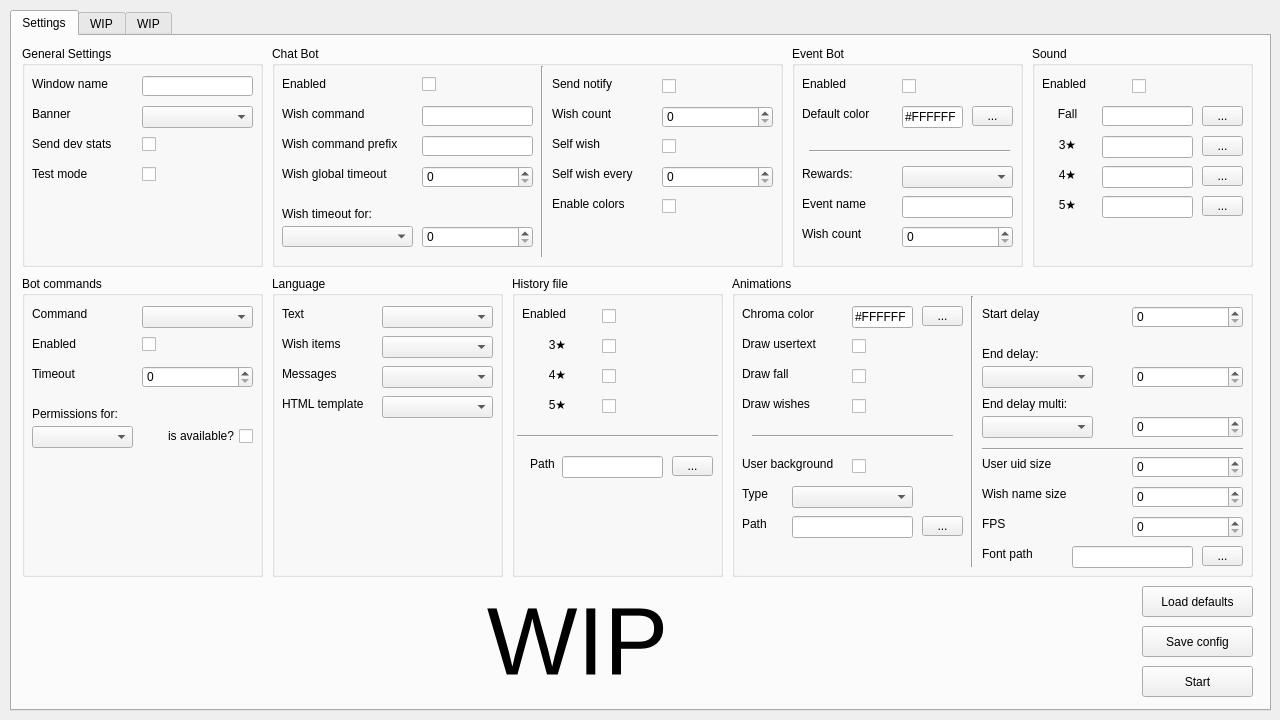
Qt form ui/settings.ui (dzmuh97/genshin-twitch-wish) before a commit.
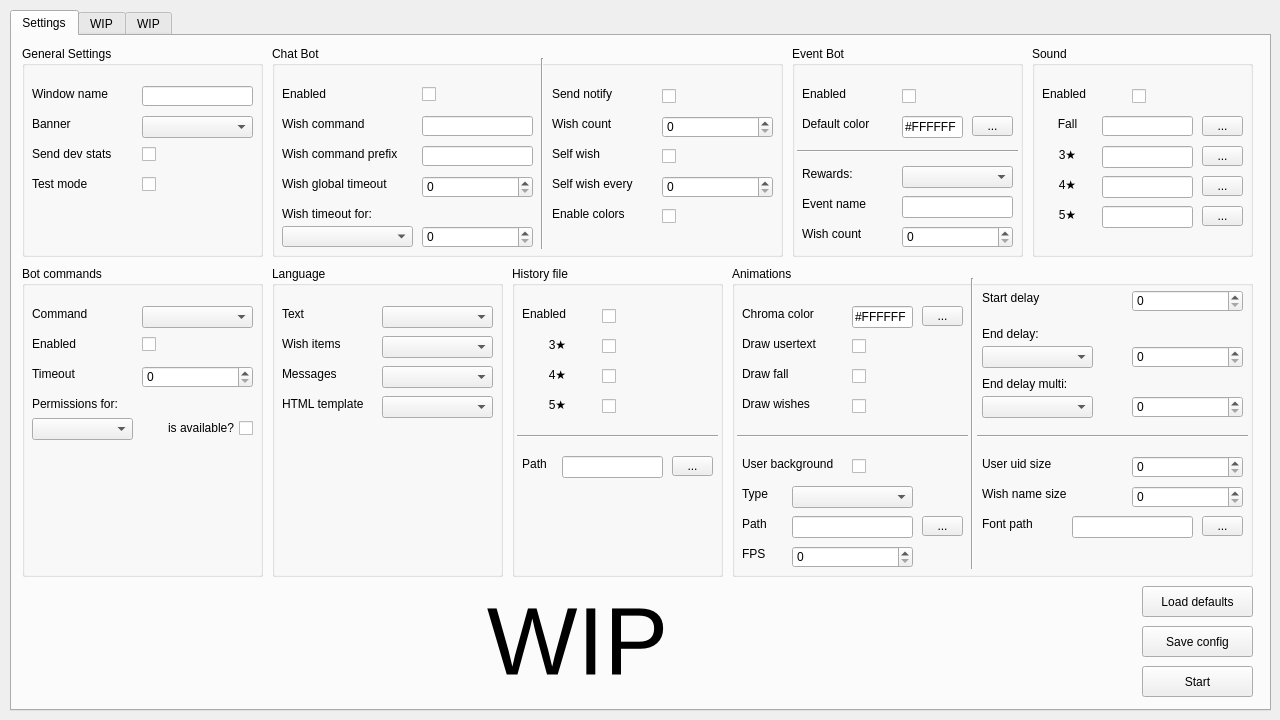
The same form after that commit.

The edit to the form file:
```diff
--- a/ui/settings.ui
+++ b/ui/settings.ui
@@ -50,7 +50,7 @@
        <x>10</x>
        <y>10</y>
        <width>241</width>
-       <height>221</height>
+       <height>211</height>
       </rect>
      </property>
      <property name="title">
@@ -60,7 +60,7 @@
       <property name="geometry">
        <rect>
         <x>10</x>
-        <y>30</y>
+        <y>40</y>
         <width>101</width>
         <height>16</height>
        </rect>
@@ -73,7 +73,7 @@
       <property name="geometry">
        <rect>
         <x>120</x>
-        <y>30</y>
+        <y>40</y>
         <width>111</width>
         <height>20</height>
        </rect>
@@ -89,7 +89,7 @@
       <property name="geometry">
        <rect>
         <x>10</x>
-        <y>60</y>
+        <y>70</y>
         <width>101</width>
         <height>16</height>
        </rect>
@@ -102,7 +102,7 @@
       <property name="geometry">
        <rect>
         <x>120</x>
-        <y>60</y>
+        <y>70</y>
         <width>111</width>
         <height>22</height>
        </rect>
@@ -112,7 +112,7 @@
       <property name="geometry">
        <rect>
         <x>10</x>
-        <y>90</y>
+        <y>100</y>
         <width>101</width>
         <height>16</height>
        </rect>
@@ -125,7 +125,7 @@
       <property name="geometry">
        <rect>
         <x>120</x>
-        <y>90</y>
+        <y>100</y>
         <width>111</width>
         <height>17</height>
        </rect>
@@ -141,7 +141,7 @@
       <property name="geometry">
        <rect>
         <x>10</x>
-        <y>120</y>
+        <y>130</y>
         <width>101</width>
         <height>16</height>
        </rect>
@@ -154,7 +154,7 @@
       <property name="geometry">
        <rect>
         <x>120</x>
-        <y>120</y>
+        <y>130</y>
         <width>111</width>
         <height>17</height>
        </rect>
@@ -170,7 +170,7 @@
        <x>260</x>
        <y>10</y>
        <width>511</width>
-       <height>221</height>
+       <height>211</height>
       </rect>
      </property>
      <property name="title">
@@ -180,7 +180,7 @@
       <property name="geometry">
        <rect>
         <x>10</x>
-        <y>30</y>
+        <y>40</y>
         <width>131</width>
         <height>16</height>
        </rect>
@@ -193,7 +193,7 @@
       <property name="geometry">
        <rect>
         <x>10</x>
-        <y>60</y>
+        <y>70</y>
         <width>131</width>
         <height>16</height>
        </rect>
@@ -206,7 +206,7 @@
       <property name="geometry">
        <rect>
         <x>10</x>
-        <y>90</y>
+        <y>100</y>
         <width>131</width>
         <height>16</height>
        </rect>
@@ -219,7 +219,7 @@
       <property name="geometry">
        <rect>
         <x>10</x>
-        <y>120</y>
+        <y>130</y>
         <width>131</width>
         <height>16</height>
        </rect>
@@ -245,7 +245,7 @@
       <property name="geometry">
        <rect>
         <x>150</x>
-        <y>30</y>
+        <y>40</y>
         <width>111</width>
         <height>17</height>
        </rect>
@@ -261,7 +261,7 @@
       <property name="geometry">
        <rect>
         <x>150</x>
-        <y>60</y>
+        <y>70</y>
         <width>111</width>
         <height>20</height>
        </rect>
@@ -274,7 +274,7 @@
       <property name="geometry">
        <rect>
         <x>150</x>
-        <y>90</y>
+        <y>100</y>
         <width>111</width>
         <height>20</height>
        </rect>
@@ -297,7 +297,7 @@
       <property name="geometry">
        <rect>
         <x>260</x>
-        <y>20</y>
+        <y>12</y>
         <width>20</width>
         <height>191</height>
        </rect>
@@ -310,7 +310,7 @@
       <property name="geometry">
        <rect>
         <x>280</x>
-        <y>30</y>
+        <y>40</y>
         <width>101</width>
         <height>16</height>
        </rect>
@@ -323,7 +323,7 @@
       <property name="geometry">
        <rect>
         <x>390</x>
-        <y>30</y>
+        <y>40</y>
         <width>111</width>
         <height>20</height>
        </rect>
@@ -336,7 +336,7 @@
       <property name="geometry">
        <rect>
         <x>280</x>
-        <y>60</y>
+        <y>70</y>
         <width>101</width>
         <height>16</height>
        </rect>
@@ -349,7 +349,7 @@
       <property name="geometry">
        <rect>
         <x>280</x>
-        <y>90</y>
+        <y>100</y>
         <width>101</width>
         <height>16</height>
        </rect>
@@ -362,7 +362,7 @@
       <property name="geometry">
        <rect>
         <x>390</x>
-        <y>90</y>
+        <y>100</y>
         <width>111</width>
         <height>20</height>
        </rect>
@@ -375,7 +375,7 @@
       <property name="geometry">
        <rect>
         <x>280</x>
-        <y>120</y>
+        <y>130</y>
         <width>101</width>
         <height>16</height>
        </rect>
@@ -388,7 +388,7 @@
       <property name="geometry">
        <rect>
         <x>280</x>
-        <y>150</y>
+        <y>160</y>
         <width>101</width>
         <height>16</height>
        </rect>
@@ -401,7 +401,7 @@
       <property name="geometry">
        <rect>
         <x>390</x>
-        <y>150</y>
+        <y>160</y>
         <width>111</width>
         <height>20</height>
        </rect>
@@ -417,7 +417,7 @@
       <property name="geometry">
        <rect>
         <x>390</x>
-        <y>120</y>
+        <y>130</y>
         <width>111</width>
         <height>22</height>
        </rect>
@@ -430,7 +430,7 @@
       <property name="geometry">
        <rect>
         <x>150</x>
-        <y>120</y>
+        <y>130</y>
         <width>111</width>
         <height>22</height>
        </rect>
@@ -456,7 +456,7 @@
       <property name="geometry">
        <rect>
         <x>390</x>
-        <y>60</y>
+        <y>70</y>
         <width>111</width>
         <height>22</height>
        </rect>
@@ -472,7 +472,7 @@
        <x>780</x>
        <y>10</y>
        <width>231</width>
-       <height>221</height>
+       <height>211</height>
       </rect>
      </property>
      <property name="title">
@@ -482,7 +482,7 @@
       <property name="geometry">
        <rect>
         <x>10</x>
-        <y>30</y>
+        <y>40</y>
         <width>81</width>
         <height>16</height>
        </rect>
@@ -495,7 +495,7 @@
       <property name="geometry">
        <rect>
         <x>110</x>
-        <y>30</y>
+        <y>40</y>
         <width>111</width>
         <height>20</height>
        </rect>
@@ -511,7 +511,7 @@
       <property name="geometry">
        <rect>
         <x>10</x>
-        <y>60</y>
+        <y>70</y>
         <width>81</width>
         <height>16</height>
        </rect>
@@ -524,7 +524,7 @@
       <property name="geometry">
        <rect>
         <x>110</x>
-        <y>60</y>
+        <y>70</y>
         <width>61</width>
         <height>22</height>
        </rect>
@@ -611,9 +611,9 @@
      <widget class="Line" name="line_4">
       <property name="geometry">
        <rect>
-        <x>17</x>
+        <x>5</x>
         <y>95</y>
-        <width>201</width>
+        <width>221</width>
         <height>20</height>
        </rect>
       </property>
@@ -625,7 +625,7 @@
       <property name="geometry">
        <rect>
         <x>180</x>
-        <y>60</y>
+        <y>70</y>
         <width>41</width>
         <height>20</height>
        </rect>
@@ -639,9 +639,9 @@
      <property name="geometry">
       <rect>
        <x>720</x>
-       <y>240</y>
+       <y>230</y>
        <width>521</width>
-       <height>301</height>
+       <height>311</height>
       </rect>
      </property>
      <property name="title">
@@ -651,7 +651,7 @@
       <property name="geometry">
        <rect>
         <x>10</x>
-        <y>30</y>
+        <y>40</y>
         <width>101</width>
         <height>16</height>
        </rect>
@@ -664,7 +664,7 @@
       <property name="geometry">
        <rect>
         <x>10</x>
-        <y>60</y>
+        <y>70</y>
         <width>101</width>
         <height>16</height>
        </rect>
@@ -677,7 +677,7 @@
       <property name="geometry">
        <rect>
         <x>10</x>
-        <y>90</y>
+        <y>100</y>
         <width>101</width>
         <height>16</height>
        </rect>
@@ -690,7 +690,7 @@
       <property name="geometry">
        <rect>
         <x>10</x>
-        <y>120</y>
+        <y>130</y>
         <width>101</width>
         <height>16</height>
        </rect>
@@ -703,7 +703,7 @@
       <property name="geometry">
        <rect>
         <x>120</x>
-        <y>60</y>
+        <y>70</y>
         <width>81</width>
         <height>20</height>
        </rect>
@@ -719,7 +719,7 @@
       <property name="geometry">
        <rect>
         <x>120</x>
-        <y>90</y>
+        <y>100</y>
         <width>81</width>
         <height>20</height>
        </rect>
@@ -735,7 +735,7 @@
       <property name="geometry">
        <rect>
         <x>120</x>
-        <y>120</y>
+        <y>130</y>
         <width>81</width>
         <height>20</height>
        </rect>
@@ -751,9 +751,9 @@
       <property name="geometry">
        <rect>
         <x>230</x>
-        <y>20</y>
+        <y>12</y>
         <width>20</width>
-        <height>271</height>
+        <height>291</height>
        </rect>
       </property>
       <property name="orientation">
@@ -764,7 +764,7 @@
       <property name="geometry">
        <rect>
         <x>250</x>
-        <y>30</y>
+        <y>24</y>
         <width>141</width>
         <height>16</height>
        </rect>
@@ -777,7 +777,7 @@
       <property name="geometry">
        <rect>
         <x>250</x>
-        <y>70</y>
+        <y>60</y>
         <width>261</width>
         <height>16</height>
        </rect>
@@ -790,7 +790,7 @@
       <property name="geometry">
        <rect>
         <x>400</x>
-        <y>30</y>
+        <y>24</y>
         <width>111</width>
         <height>22</height>
        </rect>
@@ -803,7 +803,7 @@
       <property name="geometry">
        <rect>
         <x>250</x>
-        <y>90</y>
+        <y>80</y>
         <width>111</width>
         <height>22</height>
        </rect>
@@ -813,7 +813,7 @@
       <property name="geometry">
        <rect>
         <x>400</x>
-        <y>90</y>
+        <y>80</y>
         <width>111</width>
         <height>22</height>
        </rect>
@@ -826,7 +826,7 @@
       <property name="geometry">
        <rect>
         <x>250</x>
-        <y>120</y>
+        <y>110</y>
         <width>261</width>
         <height>16</height>
        </rect>
@@ -839,7 +839,7 @@
       <property name="geometry">
        <rect>
         <x>250</x>
-        <y>140</y>
+        <y>130</y>
         <width>111</width>
         <height>22</height>
        </rect>
@@ -849,7 +849,7 @@
       <property name="geometry">
        <rect>
         <x>400</x>
-        <y>140</y>
+        <y>130</y>
         <width>111</width>
         <height>22</height>
        </rect>
@@ -862,7 +862,7 @@
       <property name="geometry">
        <rect>
         <x>10</x>
-        <y>180</y>
+        <y>190</y>
         <width>101</width>
         <height>16</height>
        </rect>
@@ -875,7 +875,7 @@
       <property name="geometry">
        <rect>
         <x>120</x>
-        <y>180</y>
+        <y>190</y>
         <width>81</width>
         <height>20</height>
        </rect>
@@ -888,8 +888,8 @@
       <property name="geometry">
        <rect>
         <x>10</x>
-        <y>210</y>
-        <width>55</width>
+        <y>220</y>
+        <width>41</width>
         <height>16</height>
        </rect>
       </property>
@@ -901,7 +901,7 @@
       <property name="geometry">
        <rect>
         <x>60</x>
-        <y>210</y>
+        <y>220</y>
         <width>121</width>
         <height>22</height>
        </rect>
@@ -910,10 +910,10 @@
      <widget class="Line" name="line_3">
       <property name="geometry">
        <rect>
-        <x>250</x>
-        <y>165</y>
-        <width>261</width>
-        <height>16</height>
+        <x>245</x>
+        <y>160</y>
+        <width>271</width>
+        <height>20</height>
        </rect>
       </property>
       <property name="orientation">
@@ -924,7 +924,7 @@
       <property name="geometry">
        <rect>
         <x>250</x>
-        <y>180</y>
+        <y>190</y>
         <width>141</width>
         <height>16</height>
        </rect>
@@ -937,7 +937,7 @@
       <property name="geometry">
        <rect>
         <x>250</x>
-        <y>210</y>
+        <y>220</y>
         <width>141</width>
         <height>16</height>
        </rect>
@@ -949,9 +949,9 @@
      <widget class="QLabel" name="text_fps">
       <property name="geometry">
        <rect>
-        <x>250</x>
-        <y>240</y>
-        <width>141</width>
+        <x>10</x>
+        <y>280</y>
+        <width>41</width>
         <height>16</height>
        </rect>
       </property>
@@ -963,7 +963,7 @@
       <property name="geometry">
        <rect>
         <x>400</x>
-        <y>180</y>
+        <y>190</y>
         <width>111</width>
         <height>22</height>
        </rect>
@@ -976,7 +976,7 @@
       <property name="geometry">
        <rect>
         <x>400</x>
-        <y>210</y>
+        <y>220</y>
         <width>111</width>
         <height>22</height>
        </rect>
@@ -988,9 +988,9 @@
      <widget class="QSpinBox" name="spin_fps">
       <property name="geometry">
        <rect>
-        <x>400</x>
-        <y>240</y>
-        <width>111</width>
+        <x>60</x>
+        <y>280</y>
+        <width>121</width>
         <height>22</height>
        </rect>
       </property>
@@ -1004,9 +1004,9 @@
      <widget class="Line" name="line_6">
       <property name="geometry">
        <rect>
-        <x>20</x>
-        <y>150</y>
-        <width>201</width>
+        <x>5</x>
+        <y>160</y>
+        <width>231</width>
         <height>20</height>
        </rect>
       </property>
@@ -1018,7 +1018,7 @@
       <property name="geometry">
        <rect>
         <x>60</x>
-        <y>240</y>
+        <y>250</y>
         <width>121</width>
         <height>22</height>
        </rect>
@@ -1028,7 +1028,7 @@
       <property name="geometry">
        <rect>
         <x>190</x>
-        <y>240</y>
+        <y>250</y>
         <width>41</width>
         <height>20</height>
        </rect>
@@ -1041,7 +1041,7 @@
       <property name="geometry">
        <rect>
         <x>10</x>
-        <y>240</y>
+        <y>250</y>
         <width>41</width>
         <height>16</height>
        </rect>
@@ -1057,7 +1057,7 @@
       <property name="geometry">
        <rect>
         <x>470</x>
-        <y>270</y>
+        <y>250</y>
         <width>41</width>
         <height>20</height>
        </rect>
@@ -1070,7 +1070,7 @@
       <property name="geometry">
        <rect>
         <x>250</x>
-        <y>270</y>
+        <y>250</y>
         <width>81</width>
         <height>16</height>
        </rect>
@@ -1086,7 +1086,7 @@
       <property name="geometry">
        <rect>
         <x>340</x>
-        <y>270</y>
+        <y>250</y>
         <width>121</width>
         <height>22</height>
        </rect>
@@ -1096,7 +1096,7 @@
       <property name="geometry">
        <rect>
         <x>120</x>
-        <y>30</y>
+        <y>40</y>
         <width>61</width>
         <height>22</height>
        </rect>
@@ -1112,7 +1112,7 @@
       <property name="geometry">
        <rect>
         <x>190</x>
-        <y>30</y>
+        <y>40</y>
         <width>41</width>
         <height>20</height>
        </rect>
@@ -1128,7 +1128,7 @@
        <x>1020</x>
        <y>10</y>
        <width>221</width>
-       <height>221</height>
+       <height>211</height>
       </rect>
      </property>
      <property name="title">
@@ -1138,7 +1138,7 @@
       <property name="geometry">
        <rect>
         <x>10</x>
-        <y>30</y>
+        <y>40</y>
         <width>81</width>
         <height>16</height>
        </rect>
@@ -1151,7 +1151,7 @@
       <property name="geometry">
        <rect>
         <x>100</x>
-        <y>30</y>
+        <y>40</y>
         <width>111</width>
         <height>20</height>
        </rect>
@@ -1167,7 +1167,7 @@
       <property name="geometry">
        <rect>
         <x>10</x>
-        <y>60</y>
+        <y>70</y>
         <width>51</width>
         <height>16</height>
        </rect>
@@ -1183,7 +1183,7 @@
       <property name="geometry">
        <rect>
         <x>10</x>
-        <y>90</y>
+        <y>100</y>
         <width>51</width>
         <height>16</height>
        </rect>
@@ -1199,7 +1199,7 @@
       <property name="geometry">
        <rect>
         <x>10</x>
-        <y>120</y>
+        <y>130</y>
         <width>51</width>
         <height>16</height>
        </rect>
@@ -1215,7 +1215,7 @@
       <property name="geometry">
        <rect>
         <x>10</x>
-        <y>150</y>
+        <y>160</y>
         <width>51</width>
         <height>16</height>
        </rect>
@@ -1231,7 +1231,7 @@
       <property name="geometry">
        <rect>
         <x>70</x>
-        <y>90</y>
+        <y>100</y>
         <width>91</width>
         <height>22</height>
        </rect>
@@ -1241,7 +1241,7 @@
       <property name="geometry">
        <rect>
         <x>70</x>
-        <y>120</y>
+        <y>130</y>
         <width>91</width>
         <height>22</height>
        </rect>
@@ -1251,7 +1251,7 @@
       <property name="geometry">
        <rect>
         <x>70</x>
-        <y>150</y>
+        <y>160</y>
         <width>91</width>
         <height>22</height>
        </rect>
@@ -1261,7 +1261,7 @@
       <property name="geometry">
        <rect>
         <x>70</x>
-        <y>60</y>
+        <y>70</y>
         <width>91</width>
         <height>20</height>
        </rect>
@@ -1271,7 +1271,7 @@
       <property name="geometry">
        <rect>
         <x>170</x>
-        <y>60</y>
+        <y>70</y>
         <width>41</width>
         <height>20</height>
        </rect>
@@ -1284,7 +1284,7 @@
       <property name="geometry">
        <rect>
         <x>170</x>
-        <y>90</y>
+        <y>100</y>
         <width>41</width>
         <height>20</height>
        </rect>
@@ -1297,7 +1297,7 @@
       <property name="geometry">
        <rect>
         <x>170</x>
-        <y>120</y>
+        <y>130</y>
         <width>41</width>
         <height>20</height>
        </rect>
@@ -1310,7 +1310,7 @@
       <property name="geometry">
        <rect>
         <x>170</x>
-        <y>150</y>
+        <y>160</y>
         <width>41</width>
         <height>20</height>
        </rect>
@@ -1324,9 +1324,9 @@
      <property name="geometry">
       <rect>
        <x>500</x>
-       <y>240</y>
+       <y>230</y>
        <width>211</width>
-       <height>301</height>
+       <height>311</height>
       </rect>
      </property>
      <property name="title">
@@ -1336,7 +1336,7 @@
       <property name="geometry">
        <rect>
         <x>10</x>
-        <y>30</y>
+        <y>40</y>
         <width>71</width>
         <height>16</height>
        </rect>
@@ -1348,8 +1348,8 @@
      <widget class="QLabel" name="text_history_path">
       <property name="geometry">
        <rect>
-        <x>10</x>
-        <y>180</y>
+        <x>2</x>
+        <y>190</y>
         <width>41</width>
         <height>16</height>
        </rect>
@@ -1365,7 +1365,7 @@
       <property name="geometry">
        <rect>
         <x>50</x>
-        <y>180</y>
+        <y>190</y>
         <width>101</width>
         <height>22</height>
        </rect>
@@ -1375,7 +1375,7 @@
       <property name="geometry">
        <rect>
         <x>90</x>
-        <y>30</y>
+        <y>40</y>
         <width>111</width>
         <height>20</height>
        </rect>
@@ -1388,7 +1388,7 @@
       <property name="geometry">
        <rect>
         <x>10</x>
-        <y>60</y>
+        <y>70</y>
         <width>71</width>
         <height>16</height>
        </rect>
@@ -1404,7 +1404,7 @@
       <property name="geometry">
        <rect>
         <x>10</x>
-        <y>90</y>
+        <y>100</y>
         <width>71</width>
         <height>16</height>
        </rect>
@@ -1420,7 +1420,7 @@
       <property name="geometry">
        <rect>
         <x>10</x>
-        <y>120</y>
+        <y>130</y>
         <width>71</width>
         <height>16</height>
        </rect>
@@ -1436,7 +1436,7 @@
       <property name="geometry">
        <rect>
         <x>90</x>
-        <y>60</y>
+        <y>70</y>
         <width>111</width>
         <height>20</height>
        </rect>
@@ -1449,7 +1449,7 @@
       <property name="geometry">
        <rect>
         <x>90</x>
-        <y>90</y>
+        <y>100</y>
         <width>111</width>
         <height>20</height>
        </rect>
@@ -1462,7 +1462,7 @@
       <property name="geometry">
        <rect>
         <x>90</x>
-        <y>120</y>
+        <y>130</y>
         <width>111</width>
         <height>20</height>
        </rect>
@@ -1475,7 +1475,7 @@
       <property name="geometry">
        <rect>
         <x>160</x>
-        <y>180</y>
+        <y>190</y>
         <width>41</width>
         <height>20</height>
        </rect>
@@ -1488,7 +1488,7 @@
       <property name="geometry">
        <rect>
         <x>5</x>
-        <y>150</y>
+        <y>160</y>
         <width>201</width>
         <height>20</height>
        </rect>
@@ -1502,9 +1502,9 @@
      <property name="geometry">
       <rect>
        <x>260</x>
-       <y>240</y>
+       <y>230</y>
        <width>231</width>
-       <height>301</height>
+       <height>311</height>
       </rect>
      </property>
      <property name="title">
@@ -1514,7 +1514,7 @@
       <property name="geometry">
        <rect>
         <x>10</x>
-        <y>30</y>
+        <y>40</y>
         <width>91</width>
         <height>16</height>
        </rect>
@@ -1527,7 +1527,7 @@
       <property name="geometry">
        <rect>
         <x>10</x>
-        <y>60</y>
+        <y>70</y>
         <width>91</width>
         <height>16</height>
        </rect>
@@ -1540,7 +1540,7 @@
       <property name="geometry">
        <rect>
         <x>10</x>
-        <y>90</y>
+        <y>100</y>
         <width>91</width>
         <height>16</height>
        </rect>
@@ -1553,7 +1553,7 @@
       <property name="geometry">
        <rect>
         <x>10</x>
-        <y>120</y>
+        <y>130</y>
         <width>91</width>
         <height>16</height>
        </rect>
@@ -1566,7 +1566,7 @@
       <property name="geometry">
        <rect>
         <x>110</x>
-        <y>30</y>
+        <y>40</y>
         <width>111</width>
         <height>22</height>
        </rect>
@@ -1576,7 +1576,7 @@
       <property name="geometry">
        <rect>
         <x>110</x>
-        <y>60</y>
+        <y>70</y>
         <width>111</width>
         <height>22</height>
        </rect>
@@ -1586,7 +1586,7 @@
       <property name="geometry">
        <rect>
         <x>110</x>
-        <y>90</y>
+        <y>100</y>
         <width>111</width>
         <height>22</height>
        </rect>
@@ -1596,7 +1596,7 @@
       <property name="geometry">
        <rect>
         <x>110</x>
-        <y>120</y>
+        <y>130</y>
         <width>111</width>
         <height>22</height>
        </rect>
@@ -1607,9 +1607,9 @@
      <property name="geometry">
       <rect>
        <x>10</x>
-       <y>240</y>
+       <y>230</y>
        <width>241</width>
-       <height>301</height>
+       <height>311</height>
       </rect>
      </property>
      <property name="title">
@@ -1619,7 +1619,7 @@
       <property name="geometry">
        <rect>
         <x>10</x>
-        <y>30</y>
+        <y>40</y>
         <width>91</width>
         <height>16</height>
        </rect>
@@ -1632,7 +1632,7 @@
       <property name="geometry">
        <rect>
         <x>10</x>
-        <y>90</y>
+        <y>100</y>
         <width>91</width>
         <height>16</height>
        </rect>
@@ -1645,7 +1645,7 @@
       <property name="geometry">
        <rect>
         <x>120</x>
-        <y>90</y>
+        <y>100</y>
         <width>111</width>
         <height>22</height>
        </rect>
@@ -1671,7 +1671,7 @@
       <property name="geometry">
        <rect>
         <x>120</x>
-        <y>30</y>
+        <y>40</y>
         <width>111</width>
         <height>22</height>
        </rect>
@@ -1681,7 +1681,7 @@
       <property name="geometry">
        <rect>
         <x>10</x>
-        <y>60</y>
+        <y>70</y>
         <width>91</width>
         <height>16</height>
        </rect>
@@ -1694,7 +1694,7 @@
       <property name="geometry">
        <rect>
         <x>120</x>
-        <y>60</y>
+        <y>70</y>
         <width>111</width>
         <height>17</height>
        </rect>
@@ -1707,7 +1707,7 @@
       <property name="geometry">
        <rect>
         <x>10</x>
-        <y>150</y>
+        <y>152</y>
         <width>101</width>
         <height>22</height>
        </rect>
@@ -1717,7 +1717,7 @@
       <property name="geometry">
        <rect>
         <x>130</x>
-        <y>150</y>
+        <y>152</y>
         <width>101</width>
         <height>20</height>
        </rect>
```
